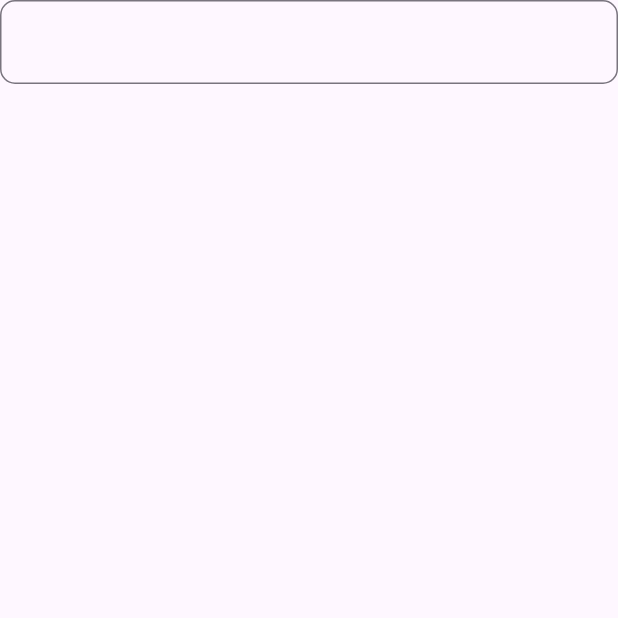
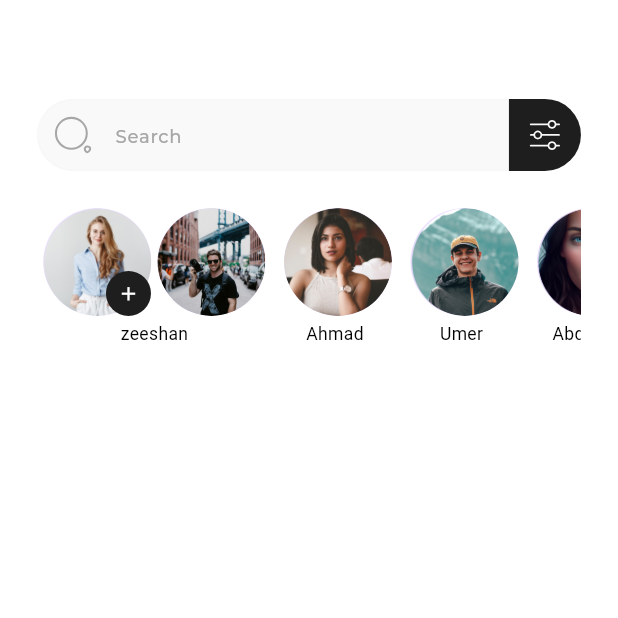
Before and after one commit to ZeeshanAhamad786/Villemara-App, a Flutter app: the screen it shows after launch, on a phone screen of 412 x 824 dp, the top half of it. Run offline on Flutter 3.47's test engine with Material 3 defaults, Android fonts, the phone set to English and light mode, and no system bars; our stand-ins replace flutter_svg, get, responsive_sizer; project files that could hold a hidden picture were left out.

Commit message:
ui changes

```diff
--- /dev/null
+++ b/lib/controller/custom_widgets/constant.dart
@@ -0,0 +1,29 @@
+import 'package:flutter/material.dart';
+import 'package:responsive_sizer/responsive_sizer.dart';
+
+import 'my_color.dart';
+class Constant{
+  static TextStyle textSearch=TextStyle(fontSize: 12.px,fontWeight: FontWeight.w400,color: MyColor.greyColor,fontFamily: "medium");
+  static TextStyle textLoginHint=TextStyle(fontSize: 16.sp,fontWeight: FontWeight.w400,color: MyColor.greyColor);
+  static TextStyle textButton=TextStyle(fontSize: 15.sp,fontWeight: FontWeight.w600,color: MyColor.whiterColor);
+  static TextStyle textGreySign=TextStyle(fontSize: 14.sp,fontWeight: FontWeight.w500,color: MyColor.greyWithSign);
+  static TextStyle textBlackShine=TextStyle(fontSize: 13.sp,fontWeight: FontWeight.w500,color: MyColor.greyBlackShine,);
+  static TextStyle textLogout=TextStyle(fontSize: 13.sp,fontWeight: FontWeight.w600,color: Colors.white);
+  static TextStyle textCoordinateName=TextStyle(fontSize: 14.sp,fontWeight: FontWeight.w400,color:MyColor.blackBoldColor);
+  static TextStyle textTeacher=TextStyle(fontSize: 13.sp,fontWeight: FontWeight.w400,color:MyColor.blackBoldColor);
+  static TextStyle textTeacherNumber=TextStyle(fontSize: 12.sp,fontWeight: FontWeight.w200,color:MyColor.blackBoldColor,);
+  static TextStyle textTotalMatrices=TextStyle(fontSize: 14.sp,fontWeight: FontWeight.w600,color:MyColor.blackBoldColor,);
+  static TextStyle textNotification=TextStyle(fontSize: 12.sp,fontWeight: FontWeight.w400,color:MyColor.blackBoldColor,);
+  static TextStyle textTitle=TextStyle(fontSize: 12.sp,fontWeight: FontWeight.w600,color:MyColor.blackBoldColor,);
+  static TextStyle textEmail=TextStyle(fontSize: 11.sp,fontWeight: FontWeight.w400,color:MyColor.greyWithSign,);
+  static TextStyle textName=TextStyle(fontSize: 13.sp,fontWeight: FontWeight.w600,color:MyColor.blackBoldColor,);
+  static TextStyle textAddNewTask=TextStyle(fontSize: 12.sp,fontWeight: FontWeight.w400,color:Colors.white,);
+  static TextStyle textMainTitle=TextStyle(fontSize: 12.sp,fontWeight: FontWeight.w400,color:MyColor.blackBoldColor,);
+  static TextStyle textSelect=TextStyle(fontSize: 10.sp,fontWeight: FontWeight.w400,color:MyColor.greyWithSign,);
+  static TextStyle textSubmit=TextStyle(fontSize: 11.sp,fontWeight: FontWeight.w400,color:Colors.white,);
+  static TextStyle textNameBold=TextStyle(fontSize: 20.sp,fontWeight: FontWeight.w400,color:MyColor.blackBoldColor,);
+  static TextStyle textDocs=TextStyle(fontSize: 10.sp,fontWeight: FontWeight.w500,color:MyColor.blackBoldColor,);
+  static TextStyle textRegister=TextStyle(fontSize: 24.sp,fontWeight: FontWeight.w600,color: MyColor.blackBoldColor);
+
+
+}
--- /dev/null
+++ b/lib/controller/custom_widgets/customtextfield.dart
@@ -0,0 +1,8 @@
+import 'package:flutter/material.dart';
+
+Widget getHorizontalSpace (double width){
+  return SizedBox(width: width,);
+}
+Widget getVerticalSpace (double height){
+  return SizedBox(height: height,);
+}
--- /dev/null
+++ b/lib/controller/custom_widgets/my_color.dart
@@ -0,0 +1,19 @@
+
+import 'package:flutter/cupertino.dart';
+import 'package:flutter/material.dart';
+class MyColor{
+  static const Color greyColor=Color(0xffA7A7A7);
+  static const Color greyLightColor=Color(0xffF9F9F9);
+  static const Color blackBoldColor=Color(0xff1E1E1E);
+  static const Color greyBorderColor=Color(0xffD9D9D9);
+  static const Color whiterColor=Color(0xffFCFCFC);
+  static const Color greyWithSign=Color(0xff91919F);
+  static const Color greyBlackShine=Color(0xff1E1E1E);
+  static const Color darkBlueColor=Color(0xff0AA9C5);
+  static const Color SearchColor=Color(0xffF7F7F7);
+  static const Color backgroundColor=Color(0xffECECEC);
+  static const Color backgroundProfile=Color(0XFFF5F5F5);
+
+
+
+}
--- a/lib/view/screens/home_section/home_screen.dart
+++ b/lib/view/screens/home_section/home_screen.dart
@@ -1,5 +1,13 @@
 import 'package:flutter/cupertino.dart';
 import 'package:flutter/material.dart';
+import 'package:flutter/widgets.dart';
+import 'package:flutter_svg/flutter_svg.dart';
+import 'package:responsive_sizer/responsive_sizer.dart';
+import 'package:villemara_app/controller/custom_widgets/customtextfield.dart';
+import 'package:villemara_app/controller/custom_widgets/my_color.dart';
+
+import '../../../controller/custom_widgets/constant.dart';
+
 class HomeScreen extends StatefulWidget {
   const HomeScreen({Key? key}) : super(key: key);
 
@@ -8,12 +16,117 @@ class HomeScreen extends StatefulWidget {
 }
 
 class _HomeScreenState extends State<HomeScreen> {
+  List<String> images=[
+    "assets/png/profile2.png",
+    "assets/png/profile3.png",
+    "assets/png/profile4.png",
+    "assets/png/profile5.png",
+  ];
+  List<String> profileNames=[
+    "zeeshan",
+    "Ahmad",
+    "Umer",
+    "Abdullah",
+    "Ramzan",
+  ];
   @override
   Widget build(BuildContext context) {
-    return  Scaffold(
-      body: Column(children: [
-TextFormField(decoration: InputDecoration(border: OutlineInputBorder(borderRadius:BorderRadius.circular(10)  )),)
-      ],),
+    return Scaffold(backgroundColor: Colors.white,
+      body: Padding(
+        padding: EdgeInsets.symmetric(horizontal: 3.h),
+        child: Column(
+          children: [
+            getVerticalSpace(8.h),
+            TextFormField(
+              cursorColor: MyColor.blackBoldColor,
+              decoration: InputDecoration(
+                  filled: true,
+                  fillColor: MyColor.greyLightColor,
+                  isDense: true,
+                  prefixIcon: Transform.scale(
+                      scale: 0.6,
+                      child: SvgPicture.asset("assets/svg/search1svg.svg")),
+                  suffixIcon: Container(
+                    width: 30,
+                    height: 40,
+                    decoration: BoxDecoration(
+                        color:MyColor.blackBoldColor,
+                        borderRadius: BorderRadius.only(
+                            bottomRight: Radius.circular(30),
+                            topRight: Radius.circular(30))),
+                    child: Transform.scale(scale: 0.5,
+                        child: SvgPicture.asset("assets/svg/filter.svg")),
+                  ),
+                  hintText: "Search",
+                  hintStyle: Constant.textSearch,
+                  contentPadding: EdgeInsets.all(8),
+                  focusedBorder: OutlineInputBorder(borderRadius: BorderRadius.circular(30),borderSide: BorderSide(color: MyColor.blackBoldColor)),
+                  enabledBorder: OutlineInputBorder(
+                      borderRadius: BorderRadius.circular(30),borderSide: BorderSide(color: MyColor.SearchColor)),),
+            ),
+            getVerticalSpace(3.h),
+            Expanded(
+              child: SizedBox(height: 100,
+                child: ListView.builder(
+                  scrollDirection: Axis.horizontal,
+                  itemCount: images.length,
+                    itemBuilder: (context,index){
+                  return  Column(
+                    children: [
+                      Container(
+                        margin: EdgeInsets.symmetric(horizontal: 0.5.h),
+                        child: Row(
+                          crossAxisAlignment: CrossAxisAlignment.start,
+                          children: [
+                            if(index ==0)
+                            Stack(
+                            children: [
+                              CircleAvatar(
+                                backgroundImage: AssetImage("assets/png/profile.png"),
+                                radius: 36,
+                              ),
+                              Positioned(
+                                bottom: 0,
+                                right: .2,
+                                child: Center(
+                                  child: Container(
+                                    height: 30,
+                                    width: 30,
+                                    decoration: BoxDecoration(borderRadius: BorderRadius.circular(30),color: MyColor.blackBoldColor ),
+                                    child: Transform.scale(
+                                        scale: 0.5,
+                                        child:  Icon(Icons.add,color: Colors.white,size: 30.px,)),
+                                  ),
+                                ),
+                              ),
+                            ],
+                          ),
+                            getHorizontalSpace(.5.h),
+                            CircleAvatar(
+                              backgroundImage: AssetImage(images[index]),
+                              radius: 36,
+                            ),
+                          ],
+                        ),
+                      ),
+                        SizedBox(height: 4), // Space between image and name
+                      Text(
+                      profileNames[index],
+                      style: TextStyle(
+                      fontSize: 14.sp,
+                      color: Colors.black,
+                      ),
+                      )
+                    ],
+                  );
+                }
+                ),
+              ),
+            ),
+
+          ],
+        ),
+      ),
     );
   }
 }
```
Also changed, not shown: pubspec.yaml (+5 -4 lines), assets/png/profile.png (added), assets/png/profile2.png (added), assets/png/profile3.png (added), assets/png/profile4.png (added), assets/png/profile5.png (added), assets/svg/filter.svg (added), assets/svg/search1svg.svg (added), pubspec.lock.
